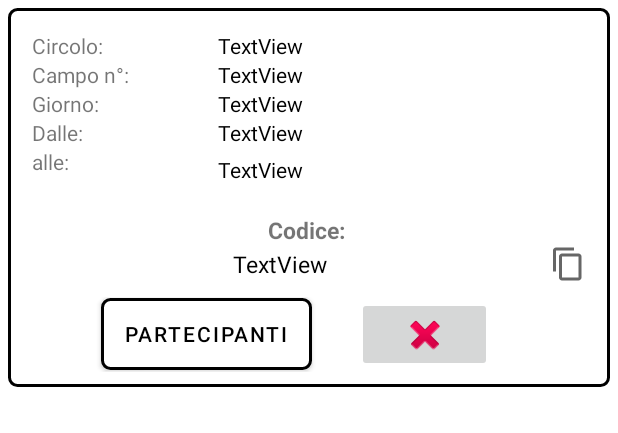
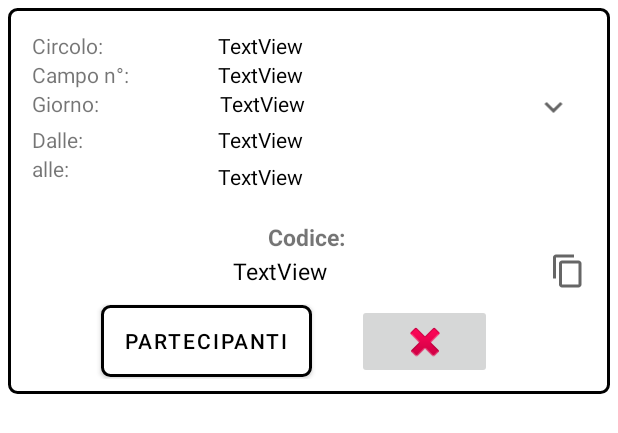
Before and after one commit to Alessandrob99/Progetto_PM, an Android app: the layout rv_reservation.xml on its own in the app's theme, with its tools: preview values and no code run, on a phone screen of 412 x 824 dp. Shown: the top 433 px of the screen. Run offline under Robolectric (Android 15) with nearby library versions, the phone set to English and light mode, and no system bars; Roboto replaces fonts that are not available here.

Commit message:
Espansione della rv

```diff
--- /dev/null
+++ b/app/src/main/res/drawable/ic_arrow_down.xml
@@ -0,0 +1,10 @@
+<vector xmlns:android="http://schemas.android.com/apk/res/android"
+    android:width="24dp"
+    android:height="24dp"
+    android:viewportWidth="24"
+    android:viewportHeight="24"
+    android:tint="?attr/colorControlNormal">
+  <path
+      android:fillColor="@android:color/white"
+      android:pathData="M7.41,8.59L12,13.17l4.59,-4.58L18,10l-6,6 -6,-6 1.41,-1.41z"/>
+</vector>
--- a/app/src/main/res/layout/rv_reservation.xml
+++ b/app/src/main/res/layout/rv_reservation.xml
@@ -76,16 +76,23 @@
                 android:layout_width="match_parent"
                 android:layout_height="wrap_content"
                 android:layout_marginStart="16dp"
-                android:layout_weight="1.5"
+                android:layout_weight="2.4"
                 android:text="Giorno: " />
 
             <TextView
                 android:id="@+id/giornoPrenText"
                 android:layout_width="match_parent"
                 android:layout_height="wrap_content"
-                android:layout_weight="0.8"
+                android:layout_weight="2"
                 android:text="TextView"
                 android:textColor="#000000" />
+
+            <ImageView
+                android:id="@+id/btn_Expand"
+                android:layout_width="match_parent"
+                android:layout_height="wrap_content"
+                android:layout_weight="3"
+                android:src="@drawable/ic_arrow_down" />
 
         </LinearLayout>
 
```
Also changed, not shown: app/src/main/java/com/example/progetto_programmazionemobile/View/LeMiePrenotazioni.kt (+25 -0 lines), app/src/main/res/drawable/ic_arrow_up.xml (added, +10 -0 lines).
